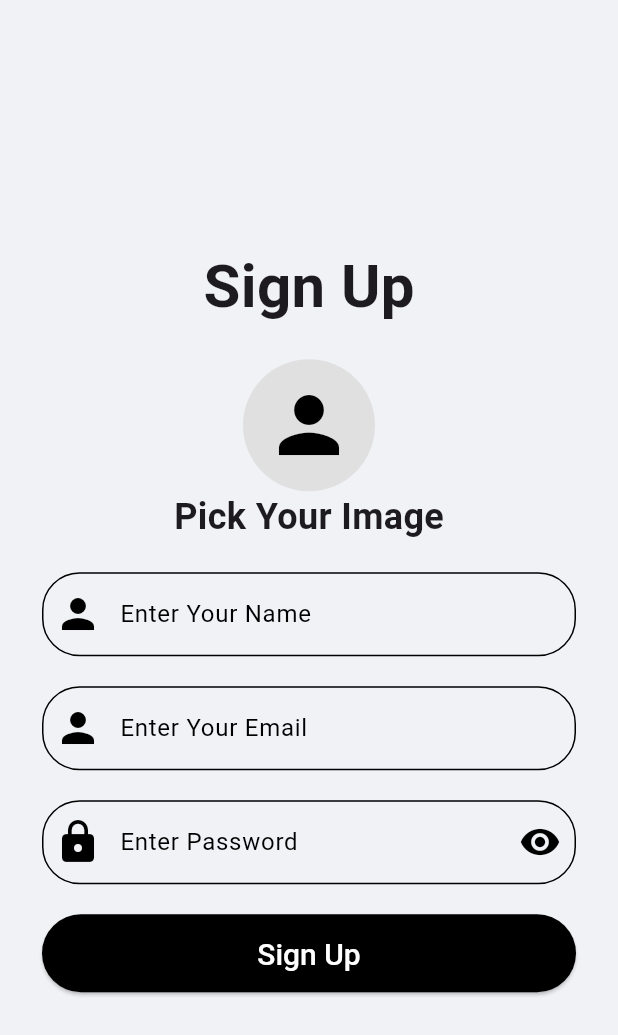
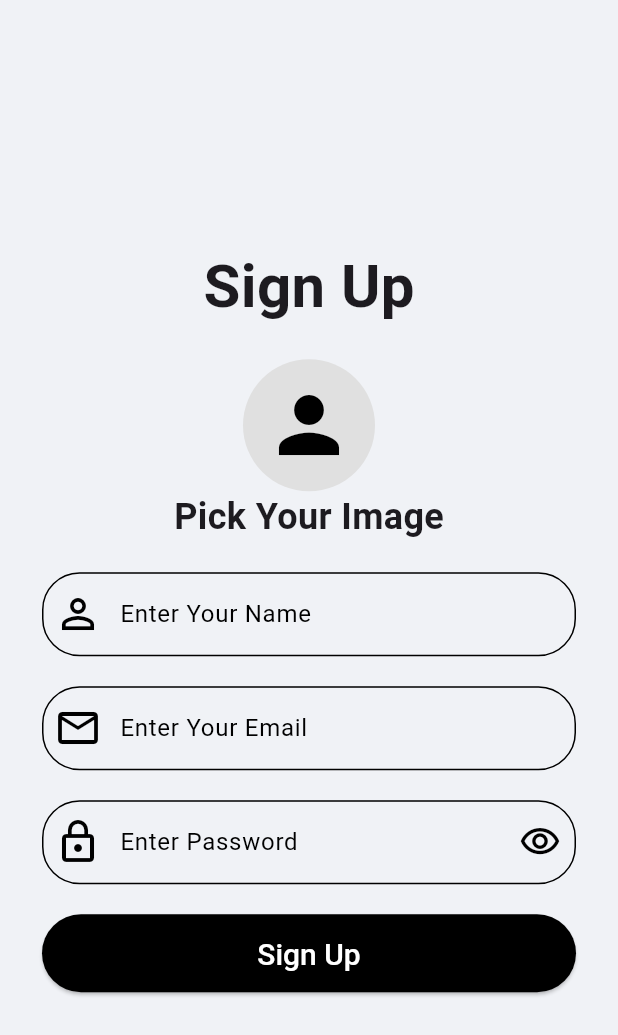
Before and after one commit to amitsurjo57/task_app, a Flutter app: the screen it shows after launch, after a tap on "Sign Up", on a phone screen of 412 x 824 dp. Shown: the top 1035 px of the screen. Run offline on Flutter 3.47's test engine with Material 3 defaults, Android fonts, the phone set to English and light mode, and no system bars; our stand-ins replace dotted_border, expandable_text, image_picker, shared_preferences, supabase_flutter; missing offline and left inert: simple_month_year_picker; accounts and stored records are empty; network calls fail.

Commit message:
initial Commit

```diff
--- a/lib/main.dart
+++ b/lib/main.dart
@@ -49,6 +49,9 @@ class _MyAppState extends State<MyApp> {
       home: _chooseFeed ? FeedScreen() : LogInScreen(),
       theme: ThemeData(
         scaffoldBackgroundColor: Color(0xFFF0F2F6),
+        drawerTheme: DrawerThemeData(
+          backgroundColor: Color(0xFFF0F2F6),
+        ),
         appBarTheme: AppBarTheme(backgroundColor: Colors.white),
         iconTheme: IconThemeData(color: Colors.black),
         inputDecorationTheme: InputDecorationTheme(
--- a/lib/presentation/screens/log_in_screen.dart
+++ b/lib/presentation/screens/log_in_screen.dart
@@ -92,10 +92,7 @@ class _LogInScreenState extends State<LogInScreen> {
     return Visibility(
       visible: !_inProgress,
       replacement: Center(child: CircularProgressIndicator()),
-      child: ElevatedButton(
-        onPressed: _onTapLogIn,
-        child: Text("Log In"),
-      ),
+      child: ElevatedButton(onPressed: _onTapLogIn, child: Text("Log In")),
     );
   }
 
@@ -114,12 +111,14 @@ class _LogInScreenState extends State<LogInScreen> {
             });
           },
           child: Icon(
-            _isObscure ? Icons.visibility : Icons.visibility_off,
+            _isObscure
+                ? Icons.visibility_outlined
+                : Icons.visibility_off_outlined,
             size: 28,
             color: Colors.black,
           ),
         ),
-        prefixIcon: Icon(Icons.lock, size: 32, color: Colors.black),
+        prefixIcon: Icon(Icons.lock_outline, size: 32, color: Colors.black),
       ),
       validator: (value) {
         if (value == null || value.isEmpty) {
@@ -139,7 +138,7 @@ class _LogInScreenState extends State<LogInScreen> {
       cursorColor: Colors.black,
       decoration: InputDecoration(
         hintText: "Enter Your Email",
-        prefixIcon: Icon(Icons.person, size: 32, color: Colors.black),
+        prefixIcon: Icon(Icons.email_outlined, size: 32, color: Colors.black),
       ),
       validator: (value) {
         if (value == null || value.isEmpty) {
--- a/lib/presentation/screens/sign_up_screen.dart
+++ b/lib/presentation/screens/sign_up_screen.dart
@@ -140,12 +140,14 @@ class _SignUpScreenState extends State<SignUpScreen> {
             });
           },
           child: Icon(
-            _isObscure ? Icons.visibility : Icons.visibility_off,
+            _isObscure
+                ? Icons.visibility_outlined
+                : Icons.visibility_off_outlined,
             size: 28,
             color: Colors.black,
           ),
         ),
-        prefixIcon: Icon(Icons.lock, size: 32, color: Colors.black),
+        prefixIcon: Icon(Icons.lock_outline, size: 32, color: Colors.black),
       ),
       validator: (value) {
         if (value == null || value.isEmpty) {
@@ -165,7 +167,7 @@ class _SignUpScreenState extends State<SignUpScreen> {
       cursorColor: Colors.black,
       decoration: InputDecoration(
         hintText: "Enter Your Name",
-        prefixIcon: Icon(Icons.person, size: 32, color: Colors.black),
+        prefixIcon: Icon(Icons.person_outline, size: 32, color: Colors.black),
       ),
       validator: (value) {
         if (value == null || value.isEmpty) {
@@ -184,7 +186,7 @@ class _SignUpScreenState extends State<SignUpScreen> {
       cursorColor: Colors.black,
       decoration: InputDecoration(
         hintText: "Enter Your Email",
-        prefixIcon: Icon(Icons.person, size: 32, color: Colors.black),
+        prefixIcon: Icon(Icons.email_outlined, size: 32, color: Colors.black),
       ),
       validator: (value) {
         if (value == null || value.isEmpty) {
```
